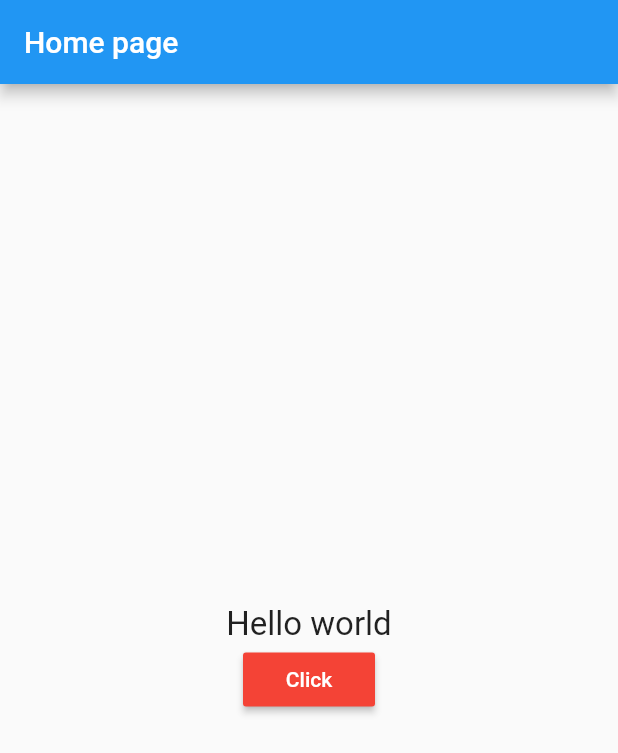
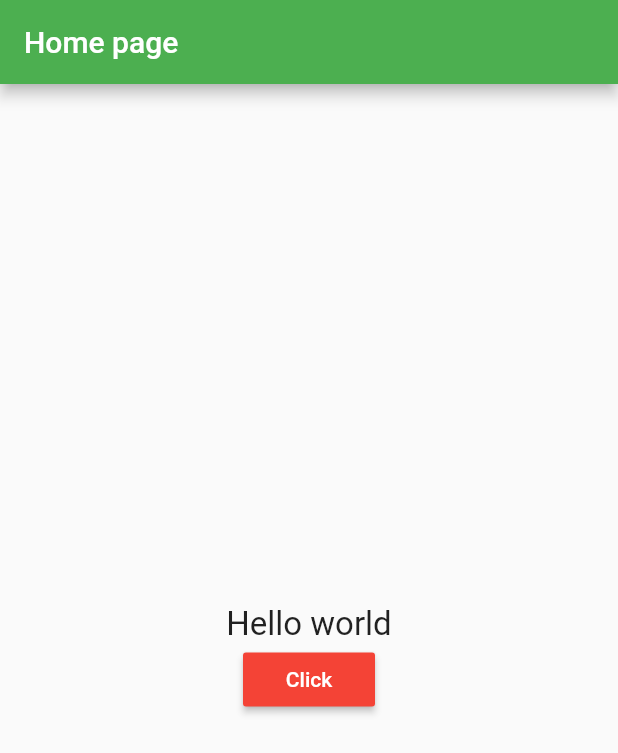
Before and after one commit to Harin-Kaklotar/flutter_app, a Flutter app: the screen it shows after launch, on a phone screen of 412 x 824 dp. Shown: the top 753 px of the screen. Run offline on Flutter 3.47's test engine with Material 2 defaults, Android fonts, the phone set to English and light mode, and no system bars.

Commit message:
add theme

```diff
--- a/lib/main.dart
+++ b/lib/main.dart
@@ -10,6 +10,11 @@ class MyApp extends StatelessWidget {
     return new MaterialApp(
       title: "My app",
       home: new HomePage(),
+      theme: new ThemeData(
+        primarySwatch: Colors.green,
+        accentColor: Colors.red,
+        brightness: Brightness.light
+      ),
     );
   }
 }
```
